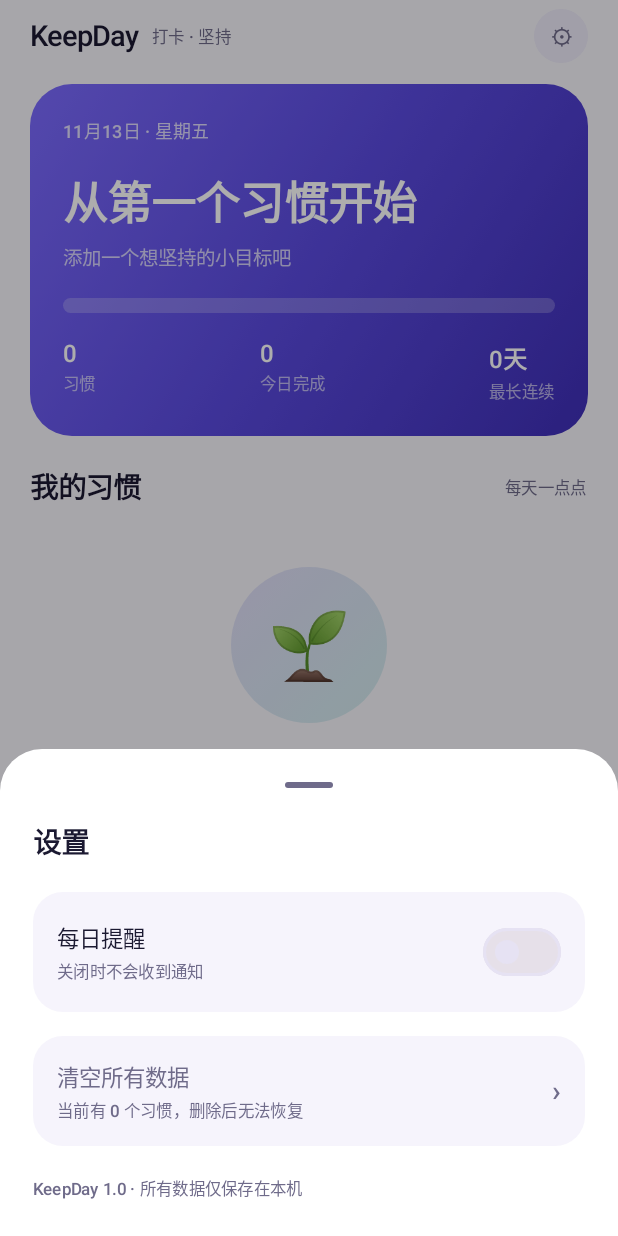
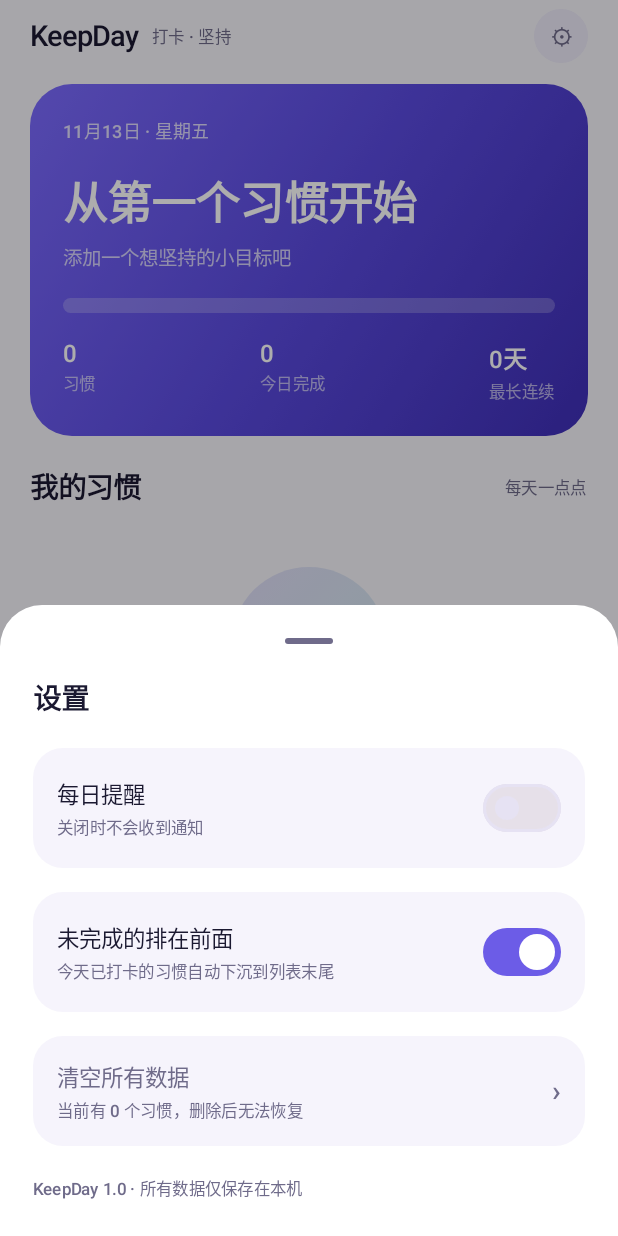
Before and after one commit to Witheart/KeepDay, an Android app built with Jetpack Compose: the screen it shows after launch (MainActivity), after a tap on an icon or button, on a phone screen of 412 x 824 dp. Run offline under Robolectric (Android 15) with nearby library versions, the phone set to English and light mode, and no system bars.

Commit message:
feat(ux): 未完成习惯优先排序、完成庆祝反馈与列表动画
- 新增"未完成的排在前面"偏好（默认开启），打卡后自动下沉，可在设置中关闭
- 全部完成时头部星光闪烁并在页面弹出祝贺提示，只在状态翻转时触发一次
- 打卡后卡片下沉带过渡动画，减少列表跳变

```diff
--- a/app/src/main/java/com/example/keepday/data/SettingsStore.kt
+++ b/app/src/main/java/com/example/keepday/data/SettingsStore.kt
@@ -23,11 +23,16 @@ object SettingsStore {
     private const val KEY_ENABLED = "reminder_enabled"
     private const val KEY_HOUR = "reminder_hour"
     private const val KEY_MINUTE = "reminder_minute"
+    private const val KEY_PENDING_FIRST = "sort_pending_first"
 
     private var prefs: SharedPreferences? = null
 
     private val _reminder = MutableStateFlow(ReminderSetting())
     val reminder: StateFlow<ReminderSetting> = _reminder.asStateFlow()
+
+    /** 是否把今天还没打卡的习惯排在前面。 */
+    private val _pendingFirst = MutableStateFlow(true)
+    val pendingFirst: StateFlow<Boolean> = _pendingFirst.asStateFlow()
 
     fun init(context: Context) {
         if (prefs != null) return
@@ -39,6 +44,7 @@ object SettingsStore {
             hour = storage.getInt(KEY_HOUR, 21),
             minute = storage.getInt(KEY_MINUTE, 0)
         )
+        _pendingFirst.value = storage.getBoolean(KEY_PENDING_FIRST, true)
     }
 
     fun updateReminder(enabled: Boolean, hour: Int, minute: Int) {
@@ -50,4 +56,9 @@ object SettingsStore {
             ?.putInt(KEY_MINUTE, setting.minute)
             ?.apply()
     }
+
+    fun updatePendingFirst(enabled: Boolean) {
+        _pendingFirst.value = enabled
+        prefs?.edit()?.putBoolean(KEY_PENDING_FIRST, enabled)?.apply()
+    }
 }
--- a/app/src/main/java/com/example/keepday/ui/KeepDayApp.kt
+++ b/app/src/main/java/com/example/keepday/ui/KeepDayApp.kt
@@ -69,6 +69,7 @@ private enum class AppTab(val label: String, val glyph: String) {
 fun KeepDayApp() {
     val habits by HabitStore.habits.collectAsState()
     val reminder by SettingsStore.reminder.collectAsState()
+    val pendingFirst by SettingsStore.pendingFirst.collectAsState()
     val today = LocalDate.now()
     val scope = rememberCoroutineScope()
     val snackbarHostState = remember { SnackbarHostState() }
@@ -121,6 +122,19 @@ fun KeepDayApp() {
         val current = SettingsStore.reminder.value
         if (current.enabled) {
             ReminderScheduler.apply(context, current)
+        }
+    }
+
+    // 当天全部完成时给一次正反馈，只在状态翻转时触发
+    val doneToday = habits.count { it.isDone(today) }
+    var celebrated by remember { mutableStateOf(false) }
+    LaunchedEffect(doneToday, habits.size) {
+        val allDone = habits.isNotEmpty() && doneToday == habits.size
+        if (allDone && !celebrated) {
+            celebrated = true
+            snackbarHostState.showSnackbar(message = "🎉 今天的习惯全部完成，继续保持")
+        } else if (!allDone) {
+            celebrated = false
         }
     }
 
@@ -214,7 +228,8 @@ fun KeepDayApp() {
                             editorTarget = null
                             showEditor = true
                         },
-                        onOpenSettings = { showSettings = true }
+                        onOpenSettings = { showSettings = true },
+                        pendingFirst = pendingFirst
                     )
                 }
             }
@@ -241,10 +256,12 @@ fun KeepDayApp() {
     if (showSettings) {
         SettingsSheet(
             reminder = reminder,
+            pendingFirst = pendingFirst,
             habitsCount = habits.size,
             onReminderChange = { enabled, hour, minute ->
                 handleReminderChange(enabled, hour, minute)
             },
+            onPendingFirstChange = { SettingsStore.updatePendingFirst(it) },
             onClearAll = {
                 HabitStore.clearAll()
                 detailId = null
--- a/app/src/main/java/com/example/keepday/ui/settings/SettingsSheet.kt
+++ b/app/src/main/java/com/example/keepday/ui/settings/SettingsSheet.kt
@@ -42,8 +42,10 @@ private val timePresets = listOf(7 to 0, 8 to 0, 12 to 0, 20 to 0, 21 to 0, 22 t
 @Composable
 fun SettingsSheet(
     reminder: ReminderSetting,
+    pendingFirst: Boolean,
     habitsCount: Int,
     onReminderChange: (enabled: Boolean, hour: Int, minute: Int) -> Unit,
+    onPendingFirstChange: (Boolean) -> Unit,
     onClearAll: () -> Unit,
     onDismiss: () -> Unit
 ) {
@@ -115,6 +117,43 @@ fun SettingsSheet(
                             }
                         }
                     }
+                }
+            }
+
+            Spacer(Modifier.height(16.dp))
+
+            // 打卡偏好
+            Surface(
+                shape = RoundedCornerShape(20.dp),
+                color = MaterialTheme.colorScheme.surfaceVariant.copy(alpha = 0.5f)
+            ) {
+                Row(
+                    modifier = Modifier
+                        .fillMaxWidth()
+                        .padding(16.dp),
+                    verticalAlignment = Alignment.CenterVertically
+                ) {
+                    Column(Modifier.weight(1f)) {
+                        Text(
+                            text = "未完成的排在前面",
+                            style = MaterialTheme.typography.bodyLarge,
+                            color = MaterialTheme.colorScheme.onSurface
+                        )
+                        Spacer(Modifier.height(3.dp))
+                        Text(
+                            text = "今天已打卡的习惯自动下沉到列表末尾",
+                            style = MaterialTheme.typography.labelSmall,
+                            color = MaterialTheme.colorScheme.onSurfaceVariant
+                        )
+                    }
+                    Switch(
+                        checked = pendingFirst,
+                        onCheckedChange = onPendingFirstChange,
+                        colors = SwitchDefaults.colors(
+                            checkedThumbColor = MaterialTheme.colorScheme.onPrimary,
+                            checkedTrackColor = MaterialTheme.colorScheme.primary
+                        )
+                    )
                 }
             }
 
```
Also changed, not shown: app/src/main/java/com/example/keepday/ui/today/TodayScreen.kt (+38 -2 lines).
